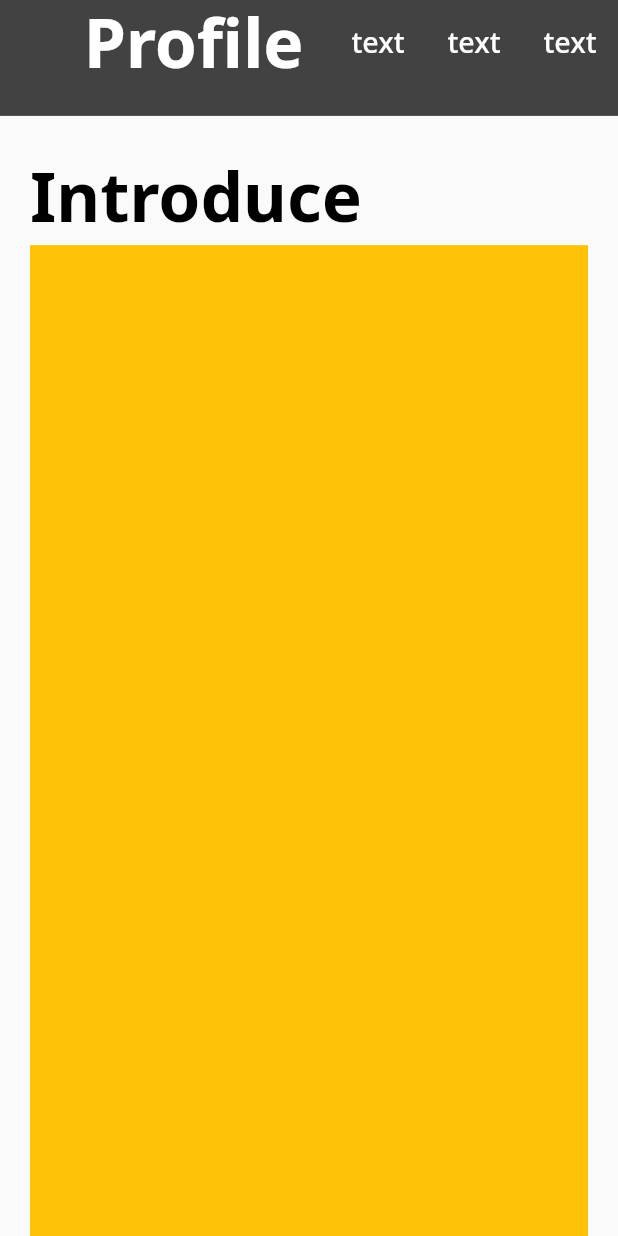
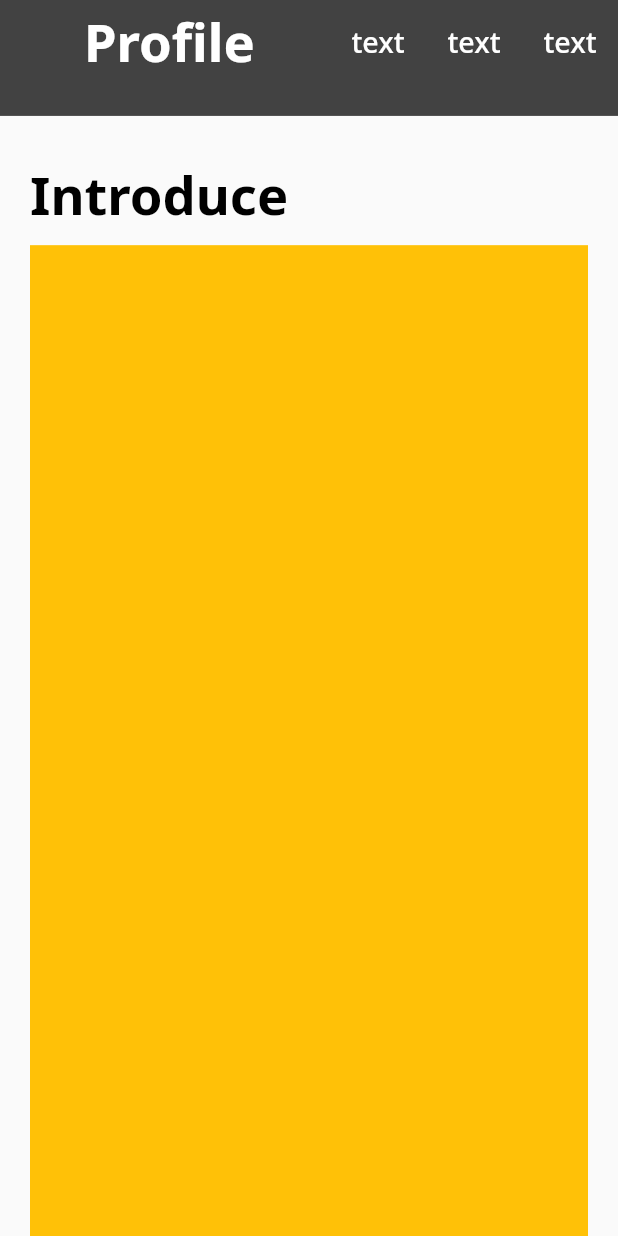
Before and after one commit to devpark435/profile_flutter_web, a Flutter app: the screen it shows after launch, scrolled down 576 dp, on a phone screen of 412 x 824 dp. Run offline on Flutter 3.47's test engine with Material 2 defaults, Android fonts, the phone set to English and light mode, and no system bars; drawn by our look-alikes of auto_size_text; network calls fail.

Commit message:
feat : add auto size text

```diff
--- a/lib/widget/typografie.dart
+++ b/lib/widget/typografie.dart
@@ -1,8 +1,9 @@
 import 'package:flutter/material.dart';
+import 'package:auto_size_text/auto_size_text.dart';
 
 class Typografie {
   Widget displayLarge(String? text, Color? color) {
-    return Text(
+    return AutoSizeText(
       "$text",
       style: TextStyle(
         color: color,
@@ -10,23 +11,27 @@ class Typografie {
         fontWeight: FontWeight.w700,
         fontFamily: "NotoSans",
       ),
+      minFontSize: 35,
+      maxLines: 1,
     );
   }
 
   Widget displayMedium(String? text, Color? color) {
-    return Text(
+    return AutoSizeText(
       "$text",
       style: TextStyle(
         color: color,
-        fontSize: 45.0,
+        fontSize: 35.0,
         fontWeight: FontWeight.w700,
         fontFamily: "NotoSans",
       ),
+      minFontSize: 15,
+      maxLines: 1,
     );
   }
 
   Widget displaySmall(String? text, Color? color) {
-    return Text(
+    return AutoSizeText(
       "$text",
       style: TextStyle(
         color: color,
@@ -34,6 +39,8 @@ class Typografie {
         fontWeight: FontWeight.w500,
         fontFamily: "NotoSans",
       ),
+      minFontSize: 9,
+      maxLines: 1,
     );
   }
 
```
